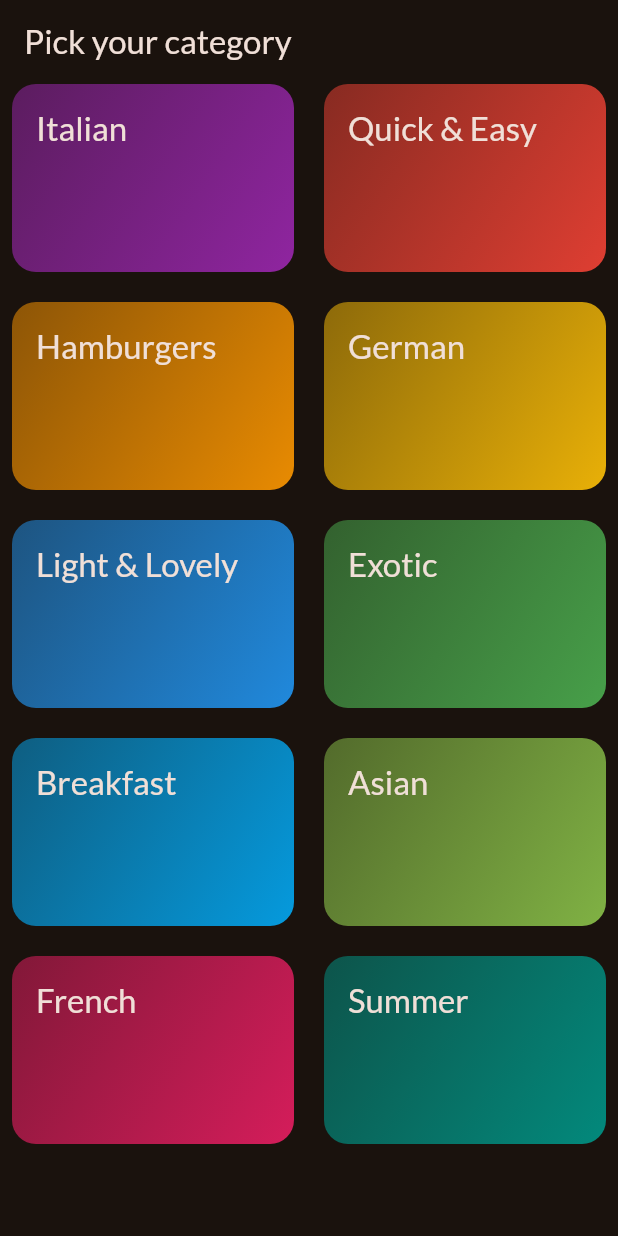
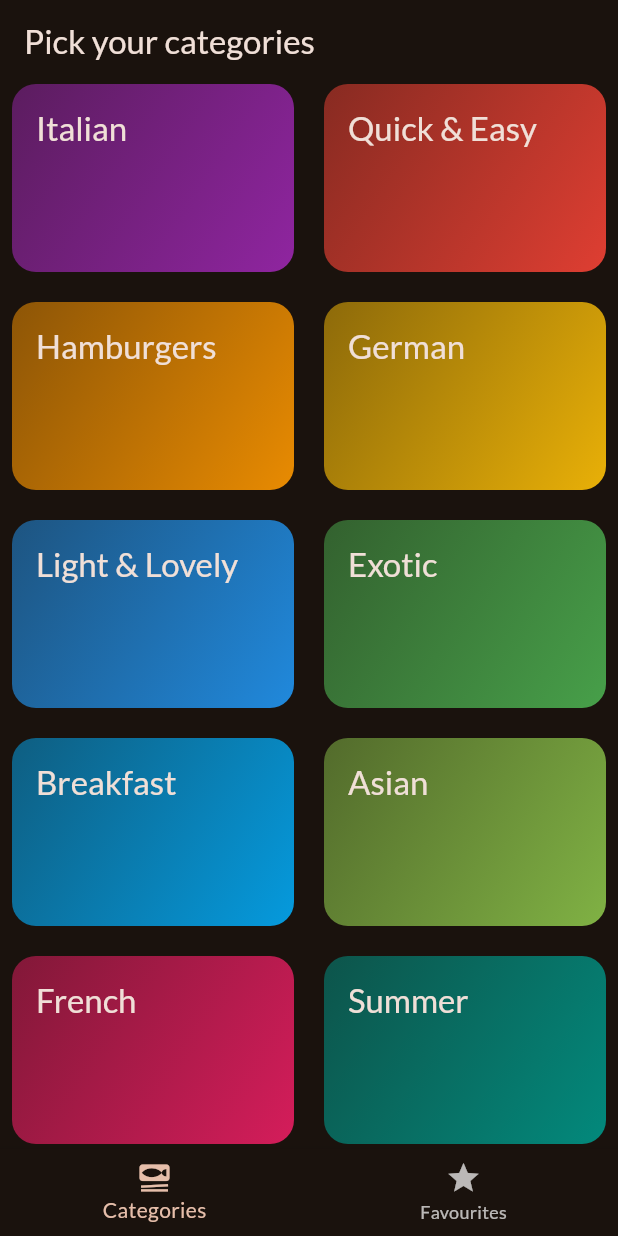
Before and after one commit to tanhongyi88/meals, a Flutter app: the screen it shows after launch, on a phone screen of 412 x 824 dp. Run offline on Flutter 3.47's test engine with Material 3 defaults, Android fonts, the phone set to English and light mode, and no system bars; our stand-ins replace google_fonts, transparent_image.

Commit message:
tabs in home page and favourite page

```diff
--- a/lib/main.dart
+++ b/lib/main.dart
@@ -2,6 +2,7 @@ import 'package:flutter/material.dart';
 
 import 'package:google_fonts/google_fonts.dart';
 import 'package:meals/screens/categories_screen.dart';
+import 'package:meals/screens/tabs.dart';
 
 final theme = ThemeData(
   useMaterial3: true,
@@ -23,7 +24,7 @@ class App extends StatelessWidget {
   Widget build(BuildContext context) {
     return MaterialApp(
       theme: theme,
-      home: const CategoriesScreen(),
+      home: const TabsScreen(),
     );
   }
 }
--- a/lib/screens/categories_screen.dart
+++ b/lib/screens/categories_screen.dart
@@ -1,20 +1,29 @@
 import 'package:flutter/material.dart';
 import 'package:meals/data/dummy_data.dart';
 import 'package:meals/models/category.dart';
+import 'package:meals/models/meal.dart';
 import 'package:meals/screens/meals_screen.dart';
 import 'package:meals/widgets/category_grid_item.dart';
 
 class CategoriesScreen extends StatelessWidget {
-  const CategoriesScreen({super.key});
+  const CategoriesScreen({
+    super.key,
+    required this.onToggleFavourite,
+  });
+
+  final void Function(Meal meal) onToggleFavourite;
 
   void _selectCategory(BuildContext context, Category category) {
-    final filteredMeals = dummyMeals.where((meal) => meal.categories.contains(category.id)).toList();
+    final filteredMeals = dummyMeals
+        .where((meal) => meal.categories.contains(category.id))
+        .toList();
 
     Navigator.of(context).push(
       MaterialPageRoute(
         builder: (context) => MealsScreen(
           title: category.title,
           meals: filteredMeals,
+          onToggleFavourite: onToggleFavourite,
         ),
       ),
     );
@@ -22,11 +31,7 @@ class CategoriesScreen extends StatelessWidget {
 
   @override
   Widget build(BuildContext context) {
-    return Scaffold(
-      appBar: AppBar(
-        title: const Text('Pick your category'),
-      ),
-      body: GridView(
+    return GridView(
       padding: const EdgeInsets.symmetric(horizontal: 8),
       gridDelegate: const SliverGridDelegateWithFixedCrossAxisCount(
         crossAxisCount: 2,
@@ -42,7 +47,6 @@ class CategoriesScreen extends StatelessWidget {
                 },
               ))
           .toList(),
-      ),
     );
   }
 }
--- /dev/null
+++ b/lib/screens/tabs.dart
@@ -0,0 +1,83 @@
+import 'package:flutter/material.dart';
+import 'package:meals/models/meal.dart';
+import 'package:meals/screens/categories_screen.dart';
+import 'package:meals/screens/meals_screen.dart';
+
+class TabsScreen extends StatefulWidget {
+  const TabsScreen({super.key});
+
+  @override
+  State<TabsScreen> createState() => _TabsScreenState();
+}
+
+class _TabsScreenState extends State<TabsScreen> {
+  int _selectedPageIndex = 0;
+  final List<Meal> _favouriteMeals = [];
+
+  void _showInfoMessage(String message) {
+    ScaffoldMessenger.of(context).clearSnackBars();
+    ScaffoldMessenger.of(context)
+        .showSnackBar(SnackBar(content: Text(message)));
+  }
+
+  void _toggleFavouriteFoodStatus(Meal meal) {
+    final isExisting = _favouriteMeals.contains(meal);
+
+    if (isExisting) {
+      setState(() {
+        _favouriteMeals.remove(meal);
+      });
+      _showInfoMessage("${meal.title} is removed your favourite list");
+    } else {
+      setState(() {
+        _favouriteMeals.add(meal);
+      });
+      _showInfoMessage("${meal.title} is added into your favourite list");
+    }
+  }
+
+  void _selectPage(int index) {
+    setState(() {
+      _selectedPageIndex = index;
+    });
+  }
+
+  @override
+  Widget build(BuildContext context) {
+    Widget activeScreen = CategoriesScreen(
+      onToggleFavourite: _toggleFavouriteFoodStatus,
+    );
+    String title = "Pick your categories";
+
+    if (_selectedPageIndex == 1) {
+      activeScreen = MealsScreen(
+        meals: _favouriteMeals,
+        onToggleFavourite: _toggleFavouriteFoodStatus,
+      );
+      title = "Favourite meals";
+    }
+
+    return Scaffold(
+      appBar: AppBar(
+        title: Text(title),
+      ),
+      body: activeScreen,
+      bottomNavigationBar: BottomNavigationBar(
+        onTap: (index) {
+          _selectPage(index);
+        },
+        currentIndex: _selectedPageIndex,
+        items: const [
+          BottomNavigationBarItem(
+            icon: Icon(Icons.set_meal),
+            label: "Categories",
+          ),
+          BottomNavigationBarItem(
+            icon: Icon(Icons.star),
+            label: "Favourites",
+          ),
+        ],
+      ),
+    );
+  }
+}
```
Also changed, not shown: lib/screens/meal_details.dart (+14 -1 lines), lib/screens/meals_screen.dart (+17 -9 lines). Lines whose indentation alone changed are shown as unchanged.
